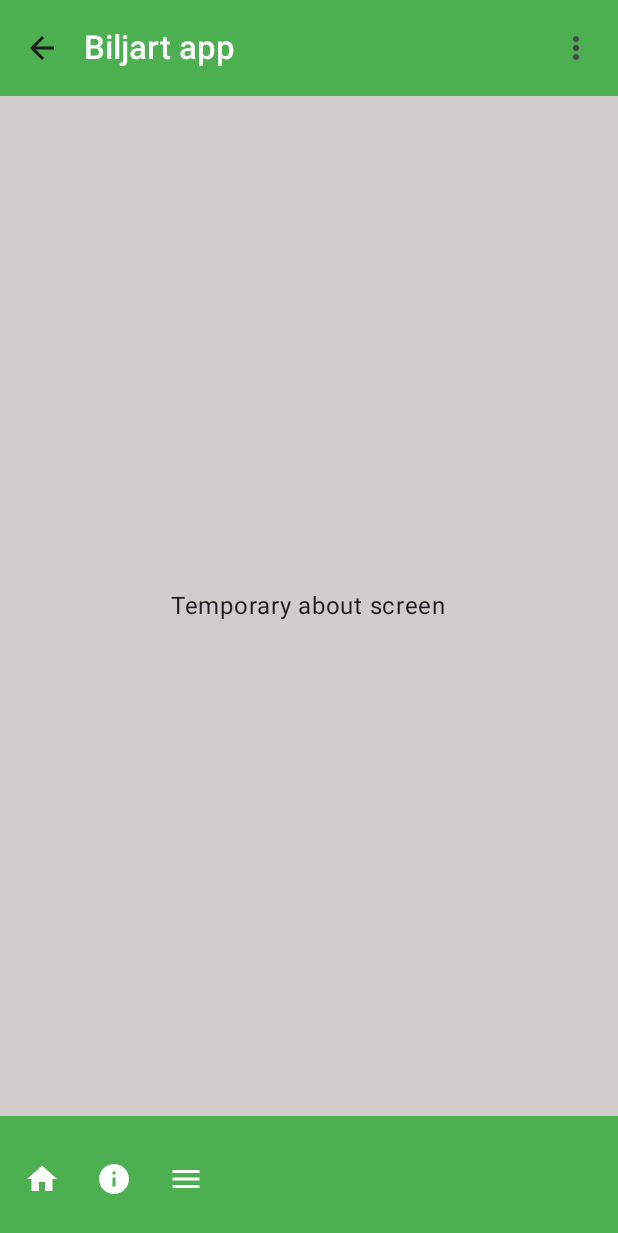
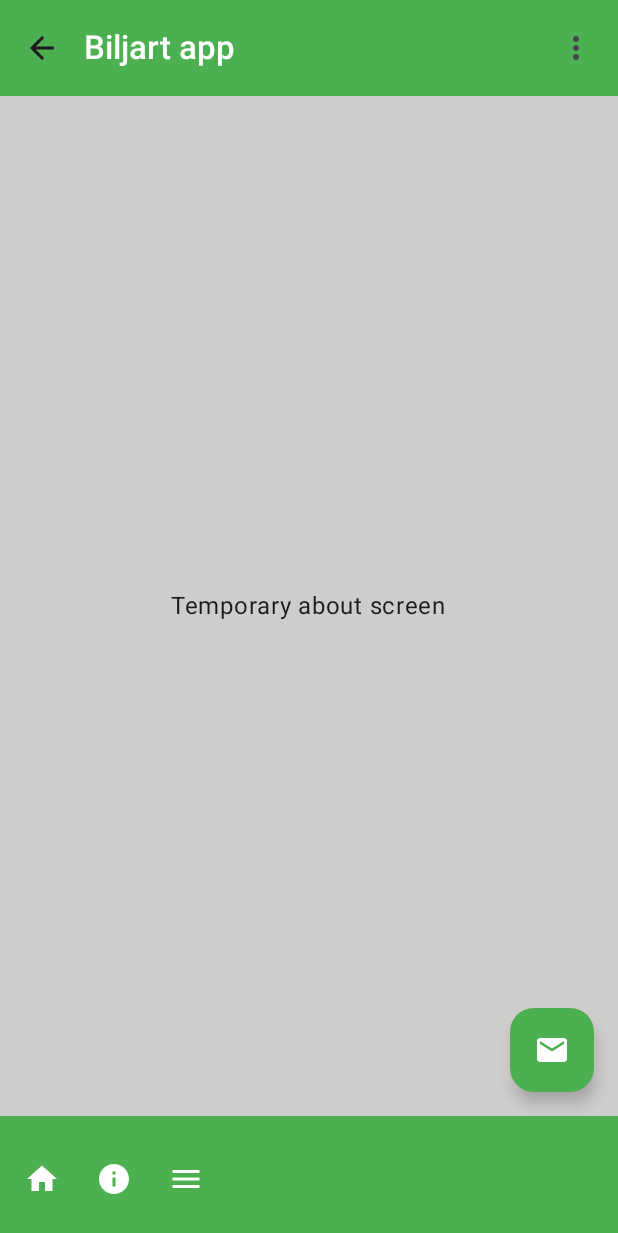
Before and after one commit to dvalcken/BiljartAndroid, an Android app built with Jetpack Compose: the screen it shows after launch (MainActivity), after a tap on "About", on a phone screen of 412 x 824 dp. Shown: the top 1233 px of the screen. Run offline under Robolectric (Android 15) with nearby library versions, the phone set to English and light mode, and no system bars.

Commit message:
Floating action with email functionality on about screen

```diff
--- a/app/src/main/java/com/example/biljart/MainActivity.kt
+++ b/app/src/main/java/com/example/biljart/MainActivity.kt
@@ -1,5 +1,7 @@
 package com.example.biljart
 
+import android.content.Intent
+import android.net.Uri
 import android.os.Bundle // ktlint-disable import-ordering
 import androidx.activity.ComponentActivity
 import androidx.activity.compose.setContent
@@ -9,8 +11,10 @@ import androidx.compose.foundation.layout.fillMaxSize
 import androidx.compose.foundation.layout.padding
 import androidx.compose.material.icons.Icons
 import androidx.compose.material.icons.filled.ArrowBack
+import androidx.compose.material.icons.filled.Email
 import androidx.compose.material.icons.filled.Home
 import androidx.compose.material3.ExperimentalMaterial3Api
+import androidx.compose.material3.FloatingActionButton
 import androidx.compose.material3.Icon
 import androidx.compose.material3.IconButton
 import androidx.compose.material3.MaterialTheme
@@ -24,6 +28,7 @@ import androidx.compose.runtime.saveable.rememberSaveable
 import androidx.compose.runtime.setValue
 import androidx.compose.ui.Alignment
 import androidx.compose.ui.Modifier
+import androidx.compose.ui.platform.LocalContext
 import androidx.navigation.compose.NavHost
 import androidx.navigation.compose.composable
 import androidx.navigation.compose.currentBackStackEntryAsState
@@ -60,14 +65,15 @@ class MainActivity : ComponentActivity() {
 @Composable
 fun BilliardApp(toggleTheme: () -> Unit, appName: String) {
     val navController = rememberNavController() // hoisted the scope via ctrl+alt+v (lesson 3, 1:38:10)
+    val currentBackStackEntry by navController.currentBackStackEntryAsState() // lesson 3, 1:55:00
+    val route = currentBackStackEntry?.destination?.route // lesson 3, 1:55:00
     Scaffold(
         topBar = {
             MyTopAppBar(
                 appName,
                 toggleTheme,
             ) {
-                val currentBackStackEntry by navController.currentBackStackEntryAsState() // lesson 3, 1:55:00
-                val isStartDestination = currentBackStackEntry?.destination?.route == Destinations.Home.name
+                val isStartDestination = route == Destinations.Home.name
                 if (isStartDestination) {
                     IconButton(onClick = { /* do nothing for now */ }) {
                         Icon(Icons.Filled.Home, contentDescription = "Home")
@@ -88,11 +94,23 @@ fun BilliardApp(toggleTheme: () -> Unit, appName: String) {
                 { navController.navigate(Destinations.Ranking.name) },
             )
         },
-        /*        floatingActionButton = {
-                    FloatingActionButton(onClick = { presses++ }) {
-                        Icon(Icons.Default.Add, contentDescription = "Add")
+        floatingActionButton = {
+            val context = LocalContext.current // context is needed to start an activity, in this case to open the email app in the about screen
+            when (route) {
+                Destinations.About.name -> {
+                    // open email app and sender is filled in with valckenierdimitri@hotmail.com
+                    FloatingActionButton(onClick = {
+                        val emailIntent = Intent(Intent.ACTION_SENDTO).apply { // Intent is used to start an activity.
+                            data = Uri.parse("mailto:valckenierdimitri@hotmail.com") // use a URI with the "mailto:" scheme to specify the email recipient
+                            putExtra(Intent.EXTRA_SUBJECT, "Email from billiard app on Android") // fill in the subject of the email
+                        }
+                        context.startActivity(Intent.createChooser(emailIntent, "Send email..."))
+                    }) {
+                        Icon(Icons.Default.Email, contentDescription = "Email the developer")
                     }
-                },*/
+                }
+            }
+        },
     ) { innerPadding -> // without innerPadding, the content will be placed at the top of the screen, so behind the top app bar
         NavHost(
             navController = navController,
```
